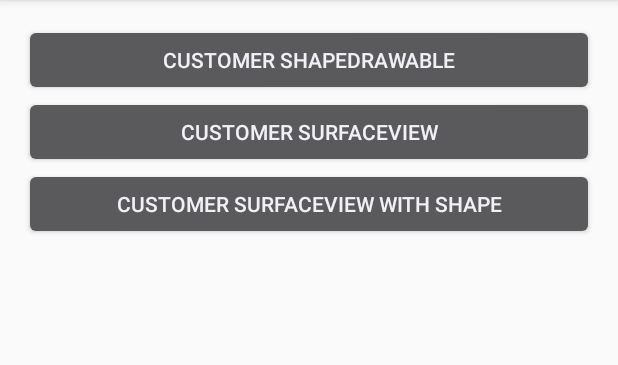
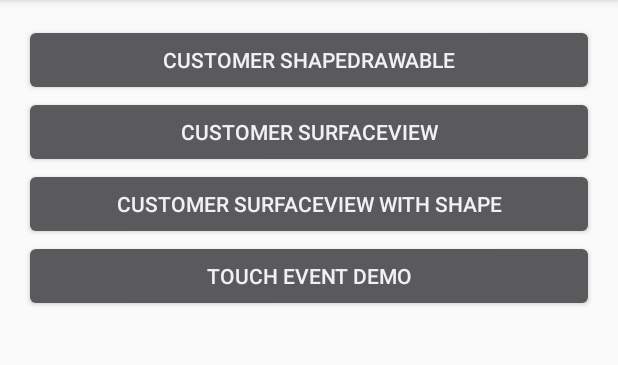
Before and after one commit to wupojung/AndroidCodeZone, an Android app: the screen it shows after launch (MainActivity), on a phone screen of 412 x 824 dp, the part 84-449 px from its top. Run offline under Robolectric (Android 15) with nearby library versions, the phone set to English and light mode, and no system bars.

Commit message:
新增觸控事件

```diff
--- a/app/src/main/AndroidManifest.xml
+++ b/app/src/main/AndroidManifest.xml
@@ -17,6 +17,7 @@
         </activity>
 
         <activity android:name=".CustomerViewDemo" />
+        <activity android:name=".TouchEventDemo" />
     </application>
 
 </manifest>
--- a/app/src/main/java/net/wustudio/codezone/MainActivity.java
+++ b/app/src/main/java/net/wustudio/codezone/MainActivity.java
@@ -13,6 +13,7 @@ public class MainActivity extends AppCompatActivity {
         CUSTOMER_SHAPE_DRAWABLE,
         CUSTOMER_SURFACE_VIEW,
         CUSTOMER_SURFACE_VIEW_WITH_SHAPE,
+        TOUCH_EVENT_DEMO,
     }
 
     @Override
@@ -27,6 +28,8 @@ public class MainActivity extends AppCompatActivity {
         llMenu.addView(getButton(eButtonAction.CUSTOMER_SHAPE_DRAWABLE));
         llMenu.addView(getButton(eButtonAction.CUSTOMER_SURFACE_VIEW));
         llMenu.addView(getButton(eButtonAction.CUSTOMER_SURFACE_VIEW_WITH_SHAPE));
+
+        llMenu.addView(getButton(eButtonAction.TOUCH_EVENT_DEMO));
     }
 
 
@@ -43,6 +46,9 @@ public class MainActivity extends AppCompatActivity {
                 break;
             case CUSTOMER_SURFACE_VIEW_WITH_SHAPE:
                 btn.setText("Customer SurfaceView with Shape");
+                break;
+            case TOUCH_EVENT_DEMO:
+                btn.setText("Touch Event Demo");
                 break;
         }
         btn.setOnClickListener(onClickListener);
@@ -67,6 +73,10 @@ public class MainActivity extends AppCompatActivity {
                 case CUSTOMER_SURFACE_VIEW_WITH_SHAPE:
                     intent.putExtra("type", "surface_view_shape");
                     break;
+                case TOUCH_EVENT_DEMO:
+                    intent.setClass(MainActivity.this, TouchEventDemo.class);
+                    startActivity(intent);
+                    return;
             }
             //endregion
 
--- a/app/src/main/res/layout/activity_empty.xml
+++ b/app/src/main/res/layout/activity_empty.xml
@@ -2,6 +2,7 @@
 <RelativeLayout xmlns:android="http://schemas.android.com/apk/res/android"
     android:layout_width="match_parent"
     android:layout_height="match_parent"
-    android:orientation="vertical">
+    android:orientation="vertical"
+    android:id="@+id/rlRoot">
 
 </RelativeLayout>
```
Also changed, not shown: app/src/main/java/net/wustudio/codezone/TouchEventDemo.java (added, +33 -0 lines).
